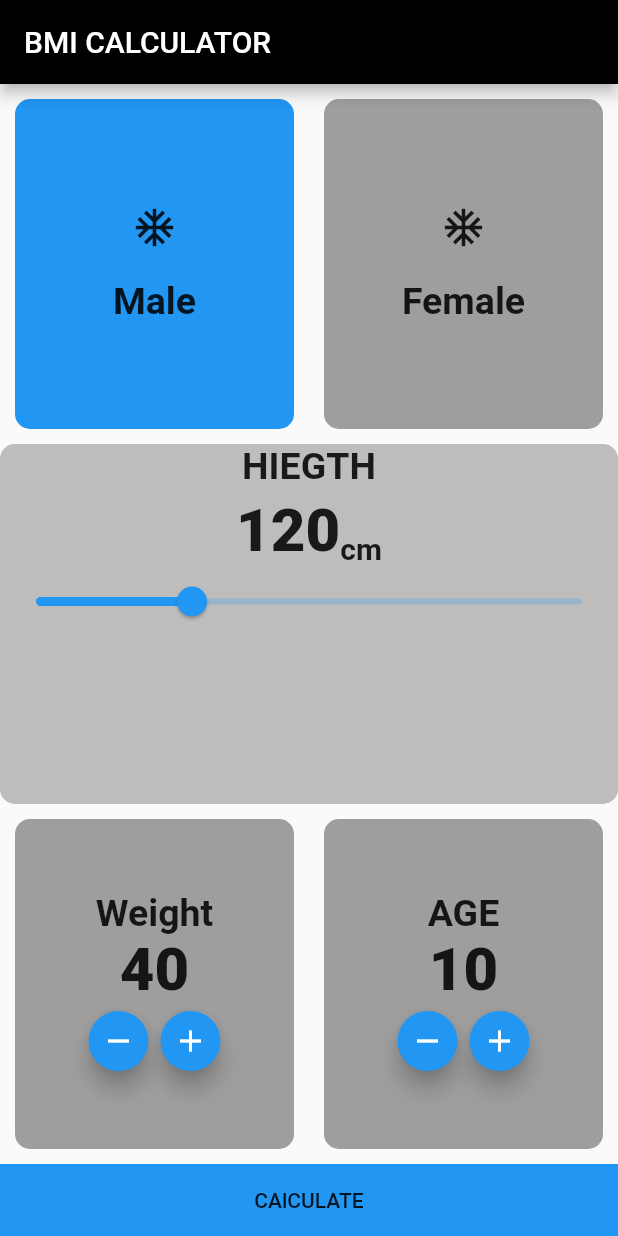
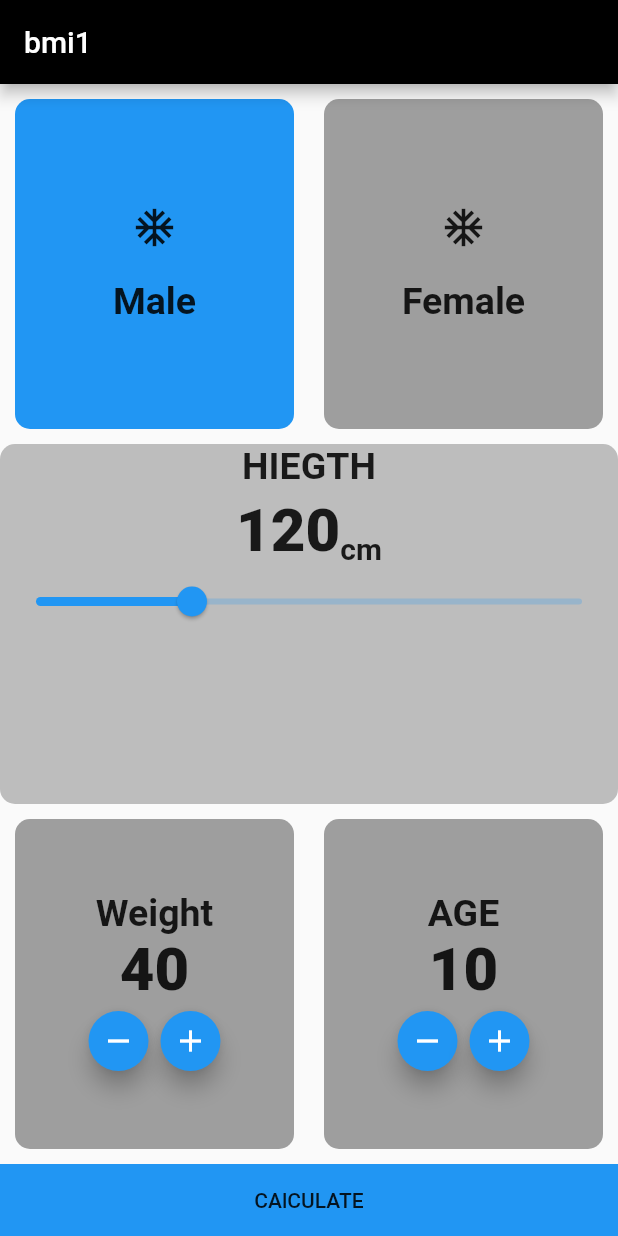
Before and after one commit to Ahmedmansouur/ahmedapp, a Flutter app: the screen it shows after launch, on a phone screen of 412 x 824 dp. Run offline on Flutter 3.47's test engine with Material 2 defaults, Android fonts, the phone set to English and light mode, and no system bars.

Commit message:
update first commit for name

```diff
--- a/lib/Bmicalculator.dart
+++ b/lib/Bmicalculator.dart
@@ -20,7 +20,7 @@ class _BmiscreenState extends State<Bmiscreen> {
     return Scaffold(
       appBar: AppBar(
         title: Text(
-          'BMI CALCULATOR'
+          'bmi1'
         ),
         backgroundColor: Colors.black,
 
```
